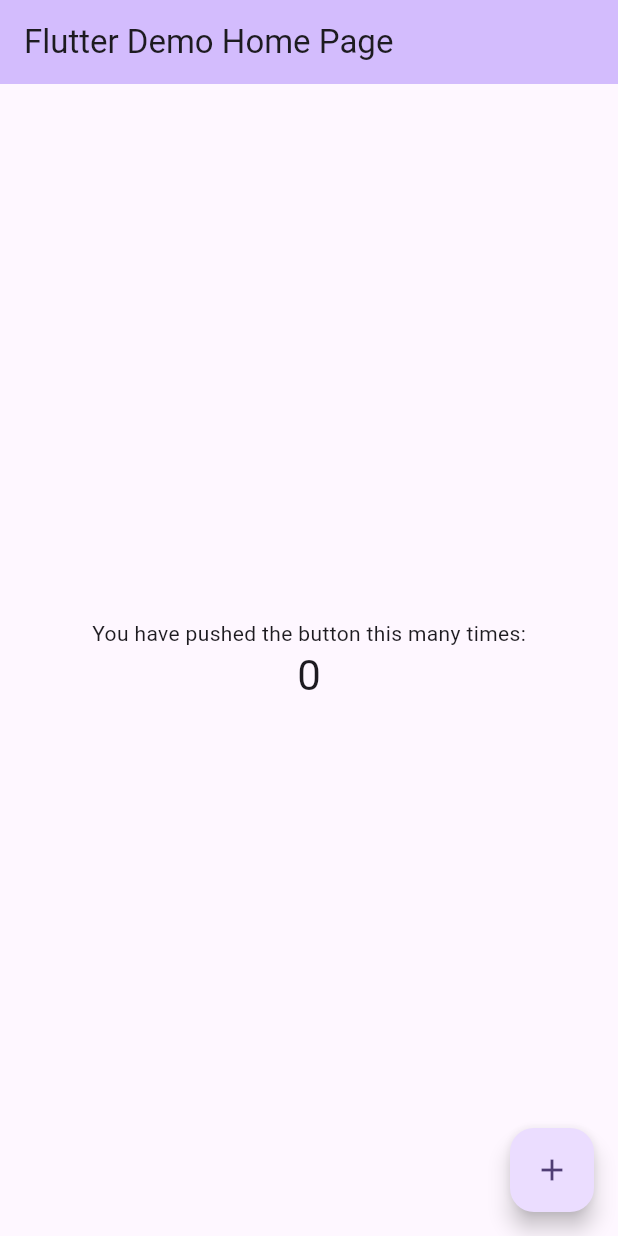
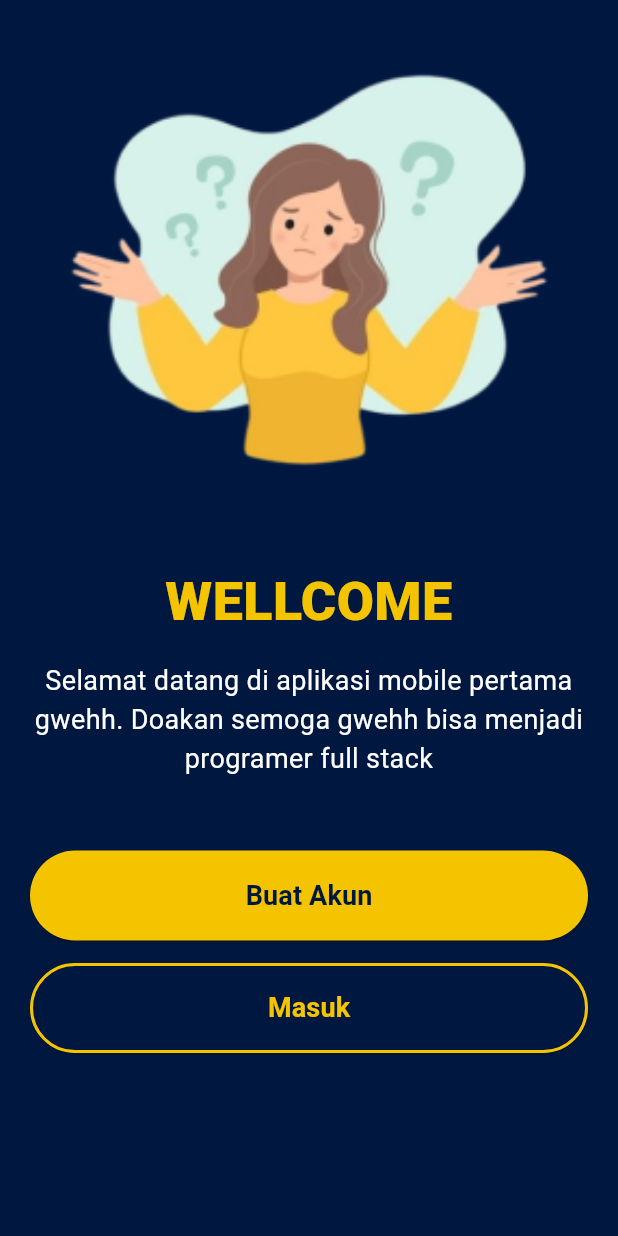
Before and after one commit to zkyy484/flutter-part1, a Flutter app: the screen it shows after launch, on a phone screen of 412 x 824 dp. Run offline on Flutter 3.47's test engine with Material 3 defaults, Android fonts, the phone set to English and light mode, and no system bars.

Commit message:
landing page awal

```diff
--- a/lib/main.dart
+++ b/lib/main.dart
@@ -1,125 +1,18 @@
 import 'package:flutter/material.dart';
+import 'package:project_cuyy/pages/pages.dart';
 
 void main() {
   runApp(const MyApp());
 }
 
 class MyApp extends StatelessWidget {
-  const MyApp({super.key});
+  const MyApp({Key? key}) : super(key: key);
 
-  // This widget is the root of your application.
   @override
   Widget build(BuildContext context) {
     return MaterialApp(
-      title: 'Flutter Demo',
-      theme: ThemeData(
-        // This is the theme of your application.
-        //
-        // TRY THIS: Try running your application with "flutter run". You'll see
-        // the application has a purple toolbar. Then, without quitting the app,
-        // try changing the seedColor in the colorScheme below to Colors.green
-        // and then invoke "hot reload" (save your changes or press the "hot
-        // reload" button in a Flutter-supported IDE, or press "r" if you used
-        // the command line to start the app).
-        //
-        // Notice that the counter didn't reset back to zero; the application
-        // state is not lost during the reload. To reset the state, use hot
-        // restart instead.
-        //
-        // This works for code too, not just values: Most code changes can be
-        // tested with just a hot reload.
-        colorScheme: ColorScheme.fromSeed(seedColor: Colors.deepPurple),
-        useMaterial3: true,
-      ),
-      home: const MyHomePage(title: 'Flutter Demo Home Page'),
+      debugShowCheckedModeBanner: false,
+      home: WellcomePage(),
     );
   }
 }
-
-class MyHomePage extends StatefulWidget {
-  const MyHomePage({super.key, required this.title});
-
-  // This widget is the home page of your application. It is stateful, meaning
-  // that it has a State object (defined below) that contains fields that affect
-  // how it looks.
-
-  // This class is the configuration for the state. It holds the values (in this
-  // case the title) provided by the parent (in this case the App widget) and
-  // used by the build method of the State. Fields in a Widget subclass are
-  // always marked "final".
-
-  final String title;
-
-  @override
-  State<MyHomePage> createState() => _MyHomePageState();
-}
-
-class _MyHomePageState extends State<MyHomePage> {
-  int _counter = 0;
-
-  void _incrementCounter() {
-    setState(() {
-      // This call to setState tells the Flutter framework that something has
-      // changed in this State, which causes it to rerun the build method below
-      // so that the display can reflect the updated values. If we changed
-      // _counter without calling setState(), then the build method would not be
-      // called again, and so nothing would appear to happen.
-      _counter++;
-    });
-  }
-
-  @override
-  Widget build(BuildContext context) {
-    // This method is rerun every time setState is called, for instance as done
-    // by the _incrementCounter method above.
-    //
-    // The Flutter framework has been optimized to make rerunning build methods
-    // fast, so that you can just rebuild anything that needs updating rather
-    // than having to individually change instances of widgets.
-    return Scaffold(
-      appBar: AppBar(
-        // TRY THIS: Try changing the color here to a specific color (to
-        // Colors.amber, perhaps?) and trigger a hot reload to see the AppBar
-        // change color while the other colors stay the same.
-        backgroundColor: Theme.of(context).colorScheme.inversePrimary,
-        // Here we take the value from the MyHomePage object that was created by
-        // the App.build method, and use it to set our appbar title.
-        title: Text(widget.title),
-      ),
-      body: Center(
-        // Center is a layout widget. It takes a single child and positions it
-        // in the middle of the parent.
-        child: Column(
-          // Column is also a layout widget. It takes a list of children and
-          // arranges them vertically. By default, it sizes itself to fit its
-          // children horizontally, and tries to be as tall as its parent.
-          //
-          // Column has various properties to control how it sizes itself and
-          // how it positions its children. Here we use mainAxisAlignment to
-          // center the children vertically; the main axis here is the vertical
-          // axis because Columns are vertical (the cross axis would be
-          // horizontal).
-          //
-          // TRY THIS: Invoke "debug painting" (choose the "Toggle Debug Paint"
-          // action in the IDE, or press "p" in the console), to see the
-          // wireframe for each widget.
-          mainAxisAlignment: MainAxisAlignment.center,
-          children: <Widget>[
-            const Text(
-              'You have pushed the button this many times:',
-            ),
-            Text(
-              '$_counter',
-              style: Theme.of(context).textTheme.headlineMedium,
-            ),
-          ],
-        ),
-      ),
-      floatingActionButton: FloatingActionButton(
-        onPressed: _incrementCounter,
-        tooltip: 'Increment',
-        child: const Icon(Icons.add),
-      ), // This trailing comma makes auto-formatting nicer for build methods.
-    );
-  }
-}
--- /dev/null
+++ b/lib/pages/pages.dart
@@ -0,0 +1,5 @@
+import 'package:flutter/material.dart';
+import 'package:flutter/rendering.dart';
+import 'package:project_cuyy/shared/shared.dart';
+
+part 'welcome_pages.dart';
--- /dev/null
+++ b/lib/pages/welcome_pages.dart
@@ -0,0 +1,80 @@
+part of 'pages.dart';
+
+class WellcomePage extends StatelessWidget {
+  const WellcomePage({Key? key}) : super(key: key);
+
+  @override
+  Widget build(BuildContext context) {
+    return Scaffold(
+      backgroundColor: primaryColor,
+
+      body: SafeArea(
+        bottom: false,
+
+        child: ListView(
+          padding: EdgeInsets.symmetric(horizontal: 20),
+          children: [
+            Image.asset('assets/images/vektor1.png',
+            height: 360, fit: BoxFit.fill),
+
+            SizedBox(
+              height: 15,
+            ),
+
+            Text("WELLCOME", style: TextStyle(color: secondaryColor, fontSize: 36, fontWeight: FontWeight.w900), textAlign: TextAlign.center,),
+              SizedBox(
+              height: 15
+            ),
+
+            Text('Selamat datang di aplikasi mobile pertama gwehh. Doakan semoga gwehh bisa menjadi programer full stack', style: TextStyle(color: whiteColor, fontSize: 18, fontWeight: FontWeight.w400), textAlign: TextAlign.center,),
+
+            SizedBox(
+              height: 48
+            ),
+
+          Container(
+            height: 60,
+            width: MediaQuery.of(context).size.width - 2,
+            child: ElevatedButton(onPressed: () {},
+            child: Text('Buat Akun',
+              style: TextStyle(color: primaryColor, fontSize: 18, fontWeight: FontWeight.w600),
+            ),
+
+            style: ElevatedButton.styleFrom(
+              backgroundColor: secondaryColor,
+              shape: RoundedRectangleBorder(
+                borderRadius: BorderRadius.circular(30)
+              )),
+            ),
+          ),
+
+          SizedBox(
+            height: 15
+          ),
+
+          Container(
+            height: 60,
+            width: MediaQuery.of(context).size.width - 2,
+            child: ElevatedButton(onPressed: () {},
+            child: Text('Masuk',
+              style: TextStyle(color: secondaryColor, fontSize: 18, fontWeight: FontWeight.w600),
+            ),
+
+            style: ElevatedButton.styleFrom(
+              backgroundColor: primaryColor,
+              shape: RoundedRectangleBorder(
+                side: BorderSide(
+                  color: secondaryColor,
+                  width: 2),
+                borderRadius: BorderRadius.circular(30)
+              )
+            ),
+          ),
+          )
+
+          ],
+        )
+      ),
+    );
+  }
+}
--- /dev/null
+++ b/lib/shared/shared.dart
@@ -0,0 +1,3 @@
+import 'package:flutter/material.dart';
+
+part 'theme_shared.dart';
--- /dev/null
+++ b/lib/shared/theme_shared.dart
@@ -0,0 +1,6 @@
+part of 'shared.dart';
+
+
+  Color primaryColor = Color(0xFF001840);
+Color secondaryColor = Color(0xFFF5C400);
+Color whiteColor = Color(0xFFFFFFFF);
--- a/pubspec.yaml
+++ b/pubspec.yaml
@@ -59,8 +59,8 @@ flutter:
   uses-material-design: true
 
   # To add assets to your application, add an assets section, like this:
-  # assets:
-  #   - images/a_dot_burr.jpeg
+  assets:
+    - assets/images/vektor1.png
   #   - images/a_dot_ham.jpeg
 
   # An image asset can refer to one or more resolution-specific "variants", see
```
Also changed, not shown: assets/images/vektor1.png (added).
